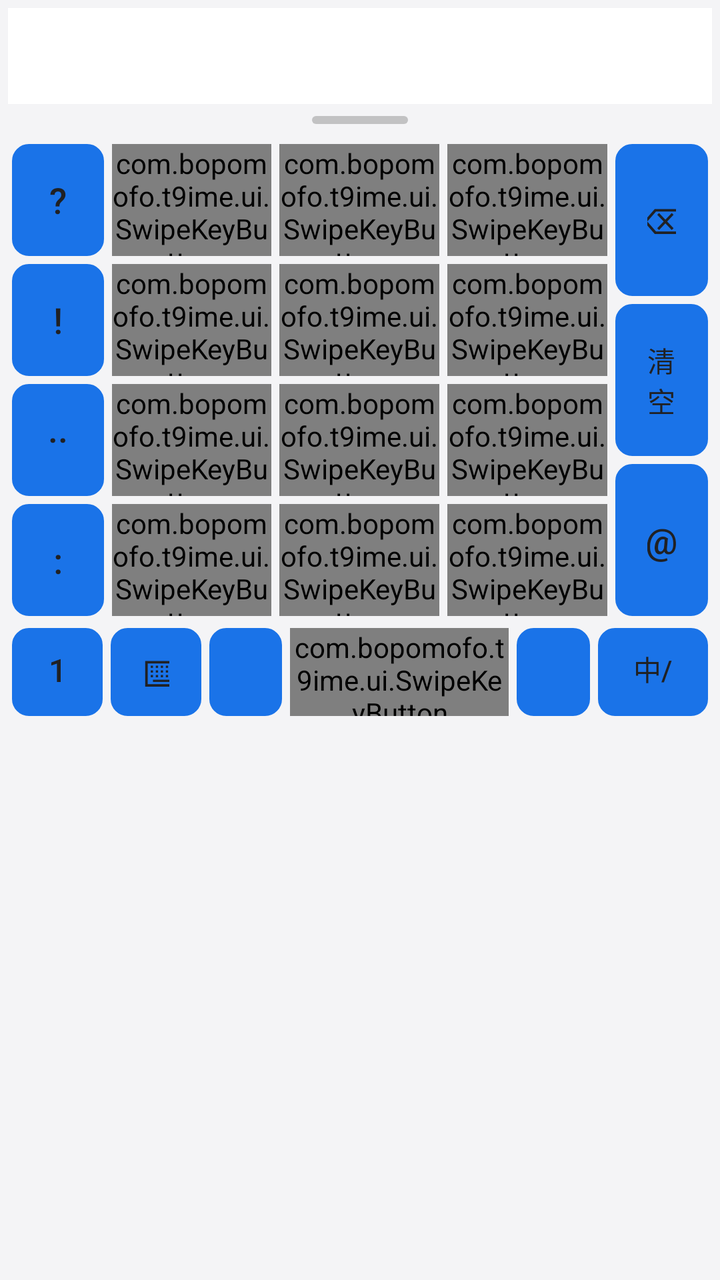
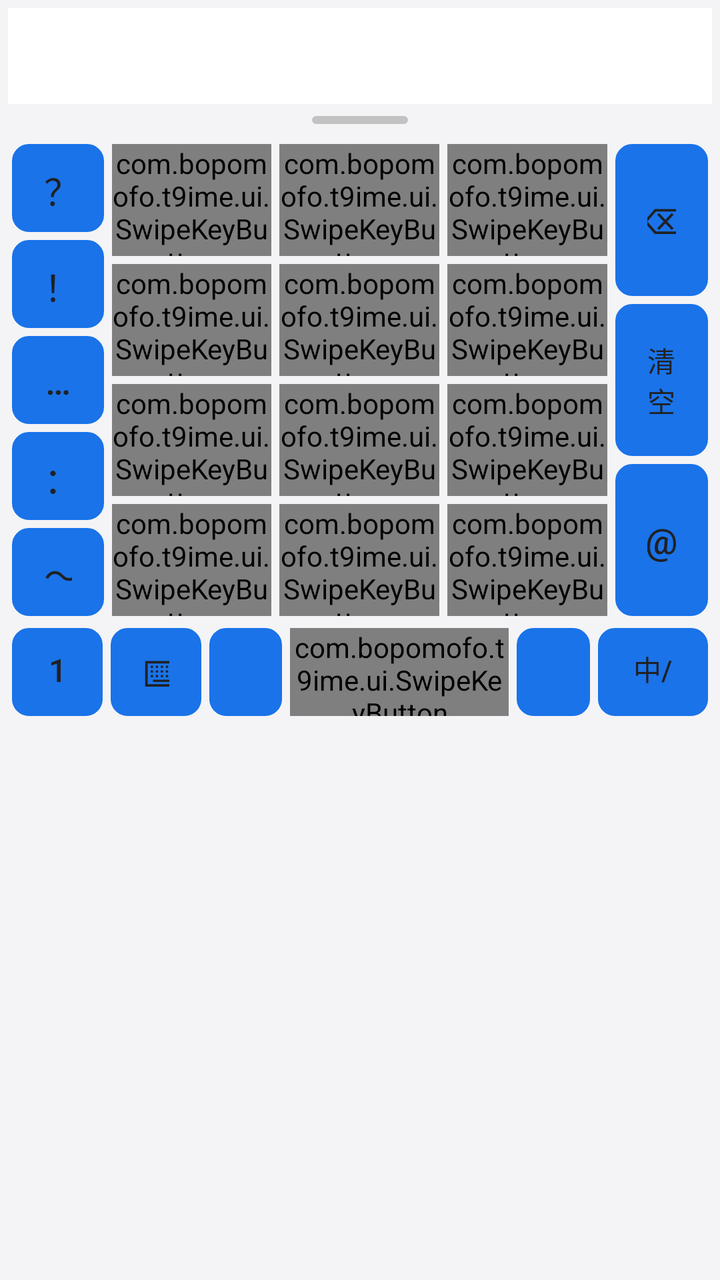

Compare the two renders of this Android layout. The source of the first and the diff that turns it into the second are given below.
<!-- AndroidManifest.xml: application theme Theme.BopomofoT9IME -->
<!-- res/layout/keyboard_view.xml -->
<?xml version="1.0" encoding="utf-8"?>
<LinearLayout xmlns:android="http://schemas.android.com/apk/res/android"
    android:id="@+id/keyboard_root"
    android:layout_width="match_parent"
    android:layout_height="wrap_content"
    android:background="@color/kb_bg"
    android:orientation="vertical"
    android:padding="4dp">

    
    <HorizontalScrollView
        android:id="@+id/candidate_scroll"
        android:layout_width="match_parent"
        android:layout_height="48dp"
        android:background="@color/kb_candidate_bg"
        android:scrollbars="none">

        <LinearLayout
            android:id="@+id/candidate_container"
            android:layout_width="wrap_content"
            android:layout_height="match_parent"
            android:gravity="center_vertical"
            android:orientation="horizontal"
            android:paddingStart="8dp"
            android:paddingEnd="8dp" />
    </HorizontalScrollView>

    
    <FrameLayout
        android:id="@+id/layout_resize_handle"
        android:layout_width="match_parent"
        android:layout_height="16dp"
        android:clickable="true"
        android:focusable="true">

        <View
            android:layout_width="48dp"
            android:layout_height="4dp"
            android:layout_gravity="center"
            android:background="@drawable/bg_resize_pill" />
    </FrameLayout>

    
    <FrameLayout
        android:id="@+id/layout_main_frame"
        android:layout_width="match_parent"
        android:layout_height="240dp"
        android:layout_marginTop="2dp">

        
        <LinearLayout
            android:id="@+id/layout_12key"
            android:layout_width="match_parent"
            android:layout_height="match_parent"
            android:orientation="horizontal"
            android:visibility="visible">

            
            <FrameLayout
                android:layout_width="0dp"
                android:layout_height="match_parent"
                android:layout_weight="1.2">

                
                <LinearLayout
                    android:id="@+id/layout_symbols"
                    android:layout_width="match_parent"
                    android:layout_height="match_parent"
                    android:orientation="vertical"
                    android:visibility="visible">

                    <Button
                        android:id="@+id/btn_sym_question"
                        style="?android:attr/borderlessButtonStyle"
                        android:layout_width="match_parent"
                        android:layout_height="0dp"
                        android:layout_margin="2dp"
                        android:layout_weight="1"
                        android:background="@drawable/bg_key_action"
                        android:text="?"
                        android:textColor="@color/kb_text_primary"
                        android:textSize="18sp" />

                    <Button
                        android:id="@+id/btn_sym_exclamation"
                        style="?android:attr/borderlessButtonStyle"
                        android:layout_width="match_parent"
                        android:layout_height="0dp"
                        android:layout_margin="2dp"
                        android:layout_weight="1"
                        android:background="@drawable/bg_key_action"
                        android:text="!"
                        android:textColor="@color/kb_text_primary"
                        android:textSize="18sp" />

                    <Button
                        android:id="@+id/btn_sym_ellipsis"
                        style="?android:attr/borderlessButtonStyle"
                        android:layout_width="match_parent"
                        android:layout_height="0dp"
                        android:layout_margin="2dp"
                        android:layout_weight="1"
                        android:background="@drawable/bg_key_action"
                        android:text="..."
                        android:textColor="@color/kb_text_primary"
                        android:textSize="18sp" />

                    <Button
                        android:id="@+id/btn_sym_colon"
                        style="?android:attr/borderlessButtonStyle"
                        android:layout_width="match_parent"
                        android:layout_height="0dp"
                        android:layout_margin="2dp"
                        android:layout_weight="1"
                        android:background="@drawable/bg_key_action"
                        android:text=":"
                        android:textColor="@color/kb_text_primary"
                        android:textSize="18sp" />
                </LinearLayout>

                
                <ScrollView
                    android:id="@+id/scroll_zhuyin_combos"
                    android:layout_width="match_parent"
                    android:layout_height="match_parent"
                    android:scrollbars="none"
                    android:visibility="gone">

                    <LinearLayout
                        android:id="@+id/container_zhuyin_combos"
                        android:layout_width="match_parent"
                        android:layout_height="wrap_content"
                        android:orientation="vertical" />
                </ScrollView>
            </FrameLayout>

            
            <LinearLayout
                android:layout_width="0dp"
                android:layout_height="match_parent"
                android:layout_weight="6"
                android:orientation="vertical">

                
                <LinearLayout
                    android:layout_width="match_parent"
                    android:layout_height="0dp"
                    android:layout_weight="1"
                    android:orientation="horizontal">

                    <com.bopomofo.t9ime.ui.SwipeKeyButton
                        android:id="@+id/key_k1"
                        style="?android:attr/borderlessButtonStyle"
                        android:layout_width="0dp"
                        android:layout_height="match_parent"
                        android:layout_margin="2dp"
                        android:layout_weight="1"
                        android:background="@drawable/bg_key"
                        android:text="ㄅ ㄉ ㄚ"
                        android:textColor="@color/kb_text_primary"
                        android:textSize="16sp" />

                    <com.bopomofo.t9ime.ui.SwipeKeyButton
                        android:id="@+id/key_k2"
                        style="?android:attr/borderlessButtonStyle"
                        android:layout_width="0dp"
                        android:layout_height="match_parent"
                        android:layout_margin="2dp"
                        android:layout_weight="1"
                        android:background="@drawable/bg_key"
                        android:text="ㄍ ㄐ ㄞ"
                        android:textColor="@color/kb_text_primary"
                        android:textSize="16sp" />

                    <com.bopomofo.t9ime.ui.SwipeKeyButton
                        android:id="@+id/key_k3"
                        style="?android:attr/borderlessButtonStyle"
                        android:layout_width="0dp"
                        android:layout_height="match_parent"
                        android:layout_margin="2dp"
                        android:layout_weight="1"
                        android:background="@drawable/bg_key"
                        android:text="ㄓ ㄗ ㄢ ㄦ"
                        android:textColor="@color/kb_text_primary"
                        android:textSize="15sp" />
                </LinearLayout>

                
                <LinearLayout
                    android:layout_width="match_parent"
                    android:layout_height="0dp"
                    android:layout_weight="1"
                    android:orientation="horizontal">

                    <com.bopomofo.t9ime.ui.SwipeKeyButton
                        android:id="@+id/key_k4"
                        style="?android:attr/borderlessButtonStyle"
                        android:layout_width="0dp"
                        android:layout_height="match_parent"
                        android:layout_margin="2dp"
                        android:layout_weight="1"
                        android:background="@drawable/bg_key"
                        android:text="ㄆ ㄊ ㄛ"
                        android:textColor="@color/kb_text_primary"
                        android:textSize="16sp" />

                    <com.bopomofo.t9ime.ui.SwipeKeyButton
                        android:id="@+id/key_k5"
                        style="?android:attr/borderlessButtonStyle"
                        android:layout_width="0dp"
                        android:layout_height="match_parent"
                        android:layout_margin="2dp"
                        android:layout_weight="1"
                        android:background="@drawable/bg_key"
                        android:text="ㄎ ㄑ ㄟ"
                        android:textColor="@color/kb_text_primary"
                        android:textSize="16sp" />

                    <com.bopomofo.t9ime.ui.SwipeKeyButton
                        android:id="@+id/key_k6"
                        style="?android:attr/borderlessButtonStyle"
                        android:layout_width="0dp"
                        android:layout_height="match_parent"
                        android:layout_margin="2dp"
                        android:layout_weight="1"
                        android:background="@drawable/bg_key"
                        android:text="ㄔ ㄘ ㄣ ㄧ"
                        android:textColor="@color/kb_text_primary"
                        android:textSize="15sp" />
                </LinearLayout>

                
                <LinearLayout
                    android:layout_width="match_parent"
                    android:layout_height="0dp"
                    android:layout_weight="1"
                    android:orientation="horizontal">

                    <com.bopomofo.t9ime.ui.SwipeKeyButton
                        android:id="@+id/key_k7"
                        style="?android:attr/borderlessButtonStyle"
                        android:layout_width="0dp"
                        android:layout_height="match_parent"
                        android:layout_margin="2dp"
                        android:layout_weight="1"
                        android:background="@drawable/bg_key"
                        android:text="ㄇ ㄋ ㄜ"
                        android:textColor="@color/kb_text_primary"
                        android:textSize="16sp" />

                    <com.bopomofo.t9ime.ui.SwipeKeyButton
                        android:id="@+id/key_k8"
                        style="?android:attr/borderlessButtonStyle"
                        android:layout_width="0dp"
                        android:layout_height="match_parent"
                        android:layout_margin="2dp"
                        android:layout_weight="1"
                        android:background="@drawable/bg_key"
                        android:text="ㄏ ㄒ ㄠ ㄡ"
                        android:textColor="@color/kb_text_primary"
                        android:textSize="15sp" />

                    <com.bopomofo.t9ime.ui.SwipeKeyButton
                        android:id="@+id/key_k9"
                        style="?android:attr/borderlessButtonStyle"
                        android:layout_width="0dp"
                        android:layout_height="match_parent"
                        android:layout_margin="2dp"
                        android:layout_weight="1"
                        android:background="@drawable/bg_key"
                        android:text="ㄕ ㄙ ㄤ ㄨ"
                        android:textColor="@color/kb_text_primary"
                        android:textSize="15sp" />
                </LinearLayout>

                
                <LinearLayout
                    android:layout_width="match_parent"
                    android:layout_height="0dp"
                    android:layout_weight="1"
                    android:orientation="horizontal">

                    <com.bopomofo.t9ime.ui.SwipeKeyButton
                        android:id="@+id/key_k10"
                        style="?android:attr/borderlessButtonStyle"
                        android:layout_width="0dp"
                        android:layout_height="match_parent"
                        android:layout_margin="2dp"
                        android:layout_weight="1"
                        android:background="@drawable/bg_key"
                        android:text="ㄈ ㄌ ㄝ"
                        android:textColor="@color/kb_text_primary"
                        android:textSize="16sp" />

                    <com.bopomofo.t9ime.ui.SwipeKeyButton
                        android:id="@+id/key_k11"
                        style="?android:attr/borderlessButtonStyle"
                        android:layout_width="0dp"
                        android:layout_height="match_parent"
                        android:layout_margin="2dp"
                        android:layout_weight="1"
                        android:background="@drawable/bg_key"
                        android:text="ˇ ˋ ˊ ˙"
                        android:textColor="@color/kb_text_primary"
                        android:textSize="18sp" />

                    <com.bopomofo.t9ime.ui.SwipeKeyButton
                        android:id="@+id/key_k12"
                        style="?android:attr/borderlessButtonStyle"
                        android:layout_width="0dp"
                        android:layout_height="match_parent"
                        android:layout_margin="2dp"
                        android:layout_weight="1"
                        android:background="@drawable/bg_key"
                        android:text="ㄖ ㄥ ㄩ"
                        android:textColor="@color/kb_text_primary"
                        android:textSize="16sp" />
                </LinearLayout>

            </LinearLayout>

            
            <LinearLayout
                android:layout_width="0dp"
                android:layout_height="match_parent"
                android:layout_weight="1.2"
                android:orientation="vertical">

                <Button
                    android:id="@+id/btn_backspace"
                    style="?android:attr/borderlessButtonStyle"
                    android:layout_width="match_parent"
                    android:layout_height="0dp"
                    android:layout_margin="2dp"
                    android:layout_weight="1"
                    android:background="@drawable/bg_key_action"
                    android:text="⌫"
                    android:textColor="@color/kb_text_primary"
                    android:textSize="18sp" />

                <Button
                    android:id="@+id/btn_clear"
                    style="?android:attr/borderlessButtonStyle"
                    android:layout_width="match_parent"
                    android:layout_height="0dp"
                    android:layout_margin="2dp"
                    android:layout_weight="1"
                    android:background="@drawable/bg_key_action"
                    android:text="清空"
                    android:textColor="@color/kb_text_primary"
                    android:textSize="14sp" />

                <Button
                    android:id="@+id/btn_sym_at"
                    style="?android:attr/borderlessButtonStyle"
                    android:layout_width="match_parent"
                    android:layout_height="0dp"
                    android:layout_margin="2dp"
                    android:layout_weight="1"
                    android:background="@drawable/bg_key_action"
                    android:text="@"
                    android:textColor="@color/kb_text_primary"
                    android:textSize="18sp" />
            </LinearLayout>
        </LinearLayout>

        
        <LinearLayout
            android:id="@+id/layout_qwerty"
            android:layout_width="match_parent"
            android:layout_height="match_parent"
            android:orientation="vertical"
            android:visibility="gone">

            
            <LinearLayout
                android:id="@+id/qwerty_row_symbols"
                android:layout_width="match_parent"
                android:layout_height="0dp"
                android:layout_weight="0.85"
                android:orientation="horizontal" />

            
            <LinearLayout
                android:id="@+id/qwerty_row_1"
                android:layout_width="match_parent"
                android:layout_height="0dp"
                android:layout_weight="1"
                android:orientation="horizontal" />

            
            <LinearLayout
                android:id="@+id/qwerty_row_2"
                android:layout_width="match_parent"
                android:layout_height="0dp"
                android:layout_weight="1"
                android:orientation="horizontal"
                android:paddingStart="16dp"
                android:paddingEnd="16dp" />

            
            <LinearLayout
                android:id="@+id/qwerty_row_3"
                android:layout_width="match_parent"
                android:layout_height="0dp"
                android:layout_weight="1"
                android:orientation="horizontal" />
        </LinearLayout>

        
        <FrameLayout
            android:id="@+id/layout_handwriting"
            android:layout_width="match_parent"
            android:layout_height="match_parent"
            android:visibility="gone">

            <com.bopomofo.t9ime.ui.HandwritingCanvasView
                android:id="@+id/handwriting_canvas"
                android:layout_width="match_parent"
                android:layout_height="match_parent"
                android:background="@drawable/bg_key" />

            <Button
                android:id="@+id/btn_handwriting_clear"
                style="?android:attr/borderlessButtonStyle"
                android:layout_width="64dp"
                android:layout_height="40dp"
                android:layout_gravity="end|bottom"
                android:layout_margin="8dp"
                android:background="@drawable/bg_key_action"
                android:text="重寫"
                android:textColor="@color/kb_text_primary"
                android:textSize="14sp" />
        </FrameLayout>

    </FrameLayout>

    
    <LinearLayout
        android:layout_width="match_parent"
        android:layout_height="48dp"
        android:layout_marginTop="2dp"
        android:orientation="horizontal">

        <Button
            android:id="@+id/btn_mode_123"
            style="?android:attr/borderlessButtonStyle"
            android:layout_width="0dp"
            android:layout_height="match_parent"
            android:layout_margin="2dp"
            android:layout_weight="1"
            android:background="@drawable/bg_key_action"
            android:text="123"
            android:textColor="@color/kb_text_primary"
            android:textSize="16sp" />

        <Button
            android:id="@+id/btn_qwerty_toggle"
            style="?android:attr/borderlessButtonStyle"
            android:layout_width="0dp"
            android:layout_height="match_parent"
            android:layout_margin="2dp"
            android:layout_weight="1"
            android:background="@drawable/bg_key_action"
            android:text="⌨"
            android:textColor="@color/kb_text_primary"
            android:textSize="18sp" />

        <Button
            android:id="@+id/btn_comma"
            style="?android:attr/borderlessButtonStyle"
            android:layout_width="0dp"
            android:layout_height="match_parent"
            android:layout_margin="2dp"
            android:layout_weight="0.8"
            android:background="@drawable/bg_key_action"
            android:text="，"
            android:textColor="@color/kb_text_primary"
            android:textSize="16sp" />

        
        <com.bopomofo.t9ime.ui.SwipeKeyButton
            android:id="@+id/btn_space_swipe"
            style="?android:attr/borderlessButtonStyle"
            android:layout_width="0dp"
            android:layout_height="match_parent"
            android:layout_margin="2dp"
            android:layout_weight="2.4"
            android:background="@drawable/bg_key"
            android:text="繁"
            android:textColor="@color/kb_text_secondary"
            android:textSize="16sp" />

        <Button
            android:id="@+id/btn_period"
            style="?android:attr/borderlessButtonStyle"
            android:layout_width="0dp"
            android:layout_height="match_parent"
            android:layout_margin="2dp"
            android:layout_weight="0.8"
            android:background="@drawable/bg_key_action"
            android:text="。"
            android:textColor="@color/kb_text_primary"
            android:textSize="16sp" />

        
        <Button
            android:id="@+id/btn_lang_toggle"
            style="?android:attr/borderlessButtonStyle"
            android:layout_width="0dp"
            android:layout_height="match_parent"
            android:layout_margin="2dp"
            android:layout_weight="1.2"
            android:background="@drawable/bg_key_action"
            android:text="中/英"
            android:textColor="@color/kb_text_primary"
            android:textSize="14sp" />
    </LinearLayout>

</LinearLayout>
<!-- resources referenced by this layout -->
<resources>
  <color name="kb_bg">#F4F4F6</color>
  <color name="kb_candidate_bg">#FFFFFF</color>
  <color name="kb_text_primary">#202124</color>
  <color name="kb_text_secondary">#70757A</color>
  <!-- drawable bg_key (drawable) -->
  <shape xmlns:android="http://schemas.android.com/apk/res/android"
      android:shape="rectangle">
      <solid android:color="@color/kb_key_bg" />
      <corners android:radius="8dp" />
      <stroke
          android:width="1dp"
          android:color="#E0E0E0" />
  </shape>
  <!-- drawable bg_key_action (drawable) -->
  <shape xmlns:android="http://schemas.android.com/apk/res/android"
      android:shape="rectangle">
      <solid android:color="@color/kb_action_key_bg" />
      <corners android:radius="8dp" />
      <stroke
          android:width="1dp"
          android:color="#DADCE0" />
  </shape>
  <!-- drawable bg_resize_pill (drawable) -->
  <?xml version="1.0" encoding="utf-8"?>
  <shape xmlns:android="http://schemas.android.com/apk/res/android"
      android:shape="rectangle">
      <solid android:color="#77888888" />
      <corners android:radius="3dp" />
  </shape>
  <style name="Theme.BopomofoT9IME" parent="Theme.MaterialComponents.DayNight.NoActionBar">
          <item name="colorPrimary">#1A73E8</item>
          <item name="colorPrimaryVariant">#174EA6</item>
          <item name="colorOnPrimary">#FFFFFF</item>
      </style>
  <color name="kb_key_bg">#FFFFFF</color>
  <color name="kb_action_key_bg">#E8EAED</color>
</resources>

<!-- the commit's change to res/layout/keyboard_view.xml (unified diff, before → after) -->
@@ -70,50 +70,62 @@
                     android:visibility="visible">
 
                     <Button
-                        android:id="@+id/btn_sym_question"
+                        android:id="@+id/btn_sym_1"
                         style="?android:attr/borderlessButtonStyle"
                         android:layout_width="match_parent"
                         android:layout_height="0dp"
                         android:layout_margin="2dp"
                         android:layout_weight="1"
                         android:background="@drawable/bg_key_action"
-                        android:text="?"
+                        android:text="？"
                         android:textColor="@color/kb_text_primary"
                         android:textSize="18sp" />
 
                     <Button
-                        android:id="@+id/btn_sym_exclamation"
+                        android:id="@+id/btn_sym_2"
                         style="?android:attr/borderlessButtonStyle"
                         android:layout_width="match_parent"
                         android:layout_height="0dp"
                         android:layout_margin="2dp"
                         android:layout_weight="1"
                         android:background="@drawable/bg_key_action"
-                        android:text="!"
+                        android:text="！"
                         android:textColor="@color/kb_text_primary"
                         android:textSize="18sp" />
 
                     <Button
-                        android:id="@+id/btn_sym_ellipsis"
+                        android:id="@+id/btn_sym_3"
                         style="?android:attr/borderlessButtonStyle"
                         android:layout_width="match_parent"
                         android:layout_height="0dp"
                         android:layout_margin="2dp"
                         android:layout_weight="1"
                         android:background="@drawable/bg_key_action"
-                        android:text="..."
+                        android:text="……"
                         android:textColor="@color/kb_text_primary"
                         android:textSize="18sp" />
 
                     <Button
-                        android:id="@+id/btn_sym_colon"
+                        android:id="@+id/btn_sym_4"
                         style="?android:attr/borderlessButtonStyle"
                         android:layout_width="match_parent"
                         android:layout_height="0dp"
                         android:layout_margin="2dp"
                         android:layout_weight="1"
                         android:background="@drawable/bg_key_action"
-                        android:text=":"
+                        android:text="："
+                        android:textColor="@color/kb_text_primary"
+                        android:textSize="18sp" />
+
+                    <Button
+                        android:id="@+id/btn_sym_5"
+                        style="?android:attr/borderlessButtonStyle"
+                        android:layout_width="match_parent"
+                        android:layout_height="0dp"
+                        android:layout_margin="2dp"
+                        android:layout_weight="1"
+                        android:background="@drawable/bg_key_action"
+                        android:text="～"
                         android:textColor="@color/kb_text_primary"
                         android:textSize="18sp" />
                 </LinearLayout>
